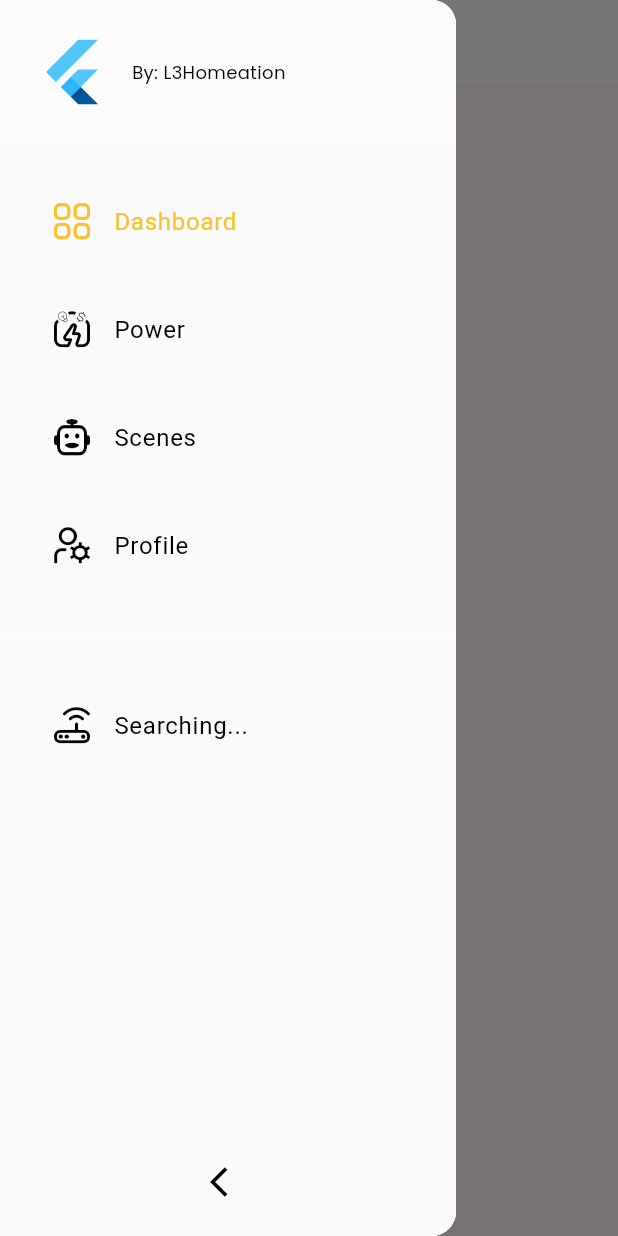
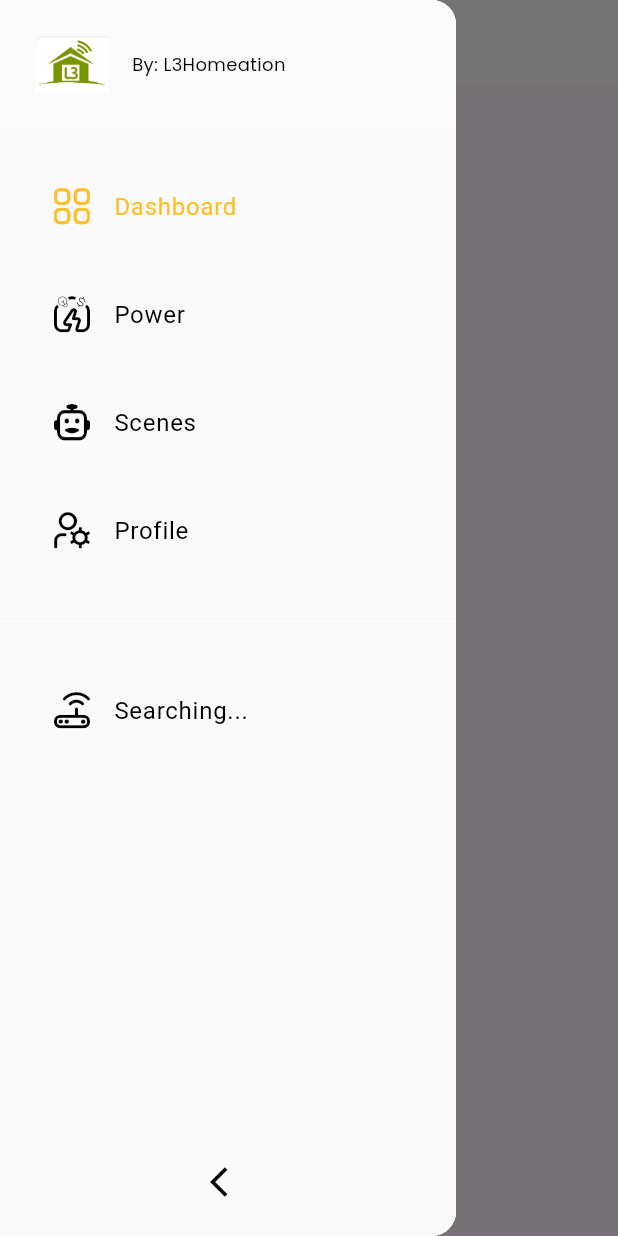
Before and after one commit to huiyinghuan/team12_PSD_NILM_Mobile_Application, a Flutter app: the ListDevice screen opened directly, with the side drawer open, on a phone screen of 412 x 824 dp. Run offline on Flutter 3.47's test engine with Material 3 defaults, Android fonts, the phone set to English and light mode, and no system bars; our stand-ins replace google_fonts, shared_preferences; accounts and stored records are empty.

Commit message:
Changed logo on navbar to the company's logo

```diff
--- a/lib/widget/navigation_drawer_widget.dart
+++ b/lib/widget/navigation_drawer_widget.dart
@@ -159,11 +159,11 @@ class NavigationDrawerWidget extends StatelessWidget {
   }
 
   Widget buildHeader(bool isCollapsed) => isCollapsed
-      ? FlutterLogo(size: 48)
+      ? Image.asset('images/L3-homeation-logo.png', width: 48)
       : Row(
           children: [
             const SizedBox(width: 24),
-            FlutterLogo(size: 48),
+            Image.asset('images/L3-homeation-logo.png', width: 48),
             const SizedBox(width: 16),
             Text(
               'By: L3Homeation',
```
Also changed, not shown: images/L3-homeation-logo.png (added).
